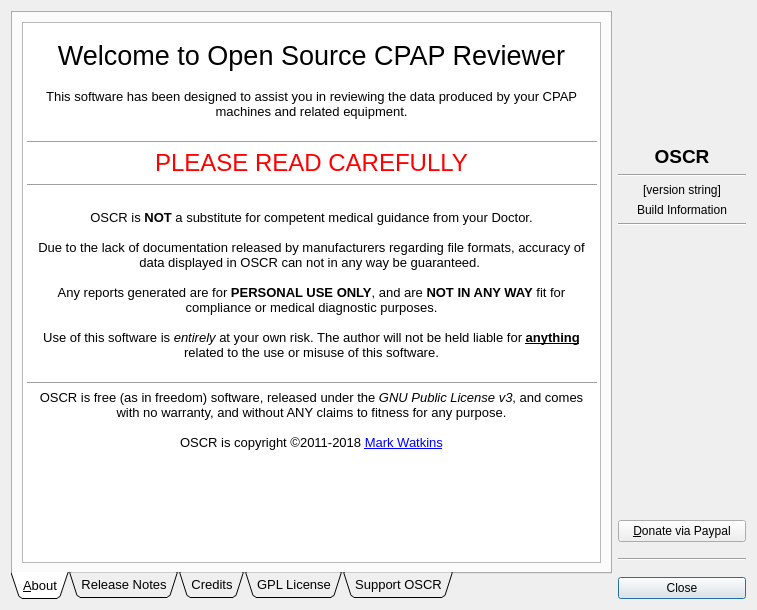
Before: the Qt Designer form oscr/aboutdialog.ui in operativeF/oscar, drawn with Qt 5.
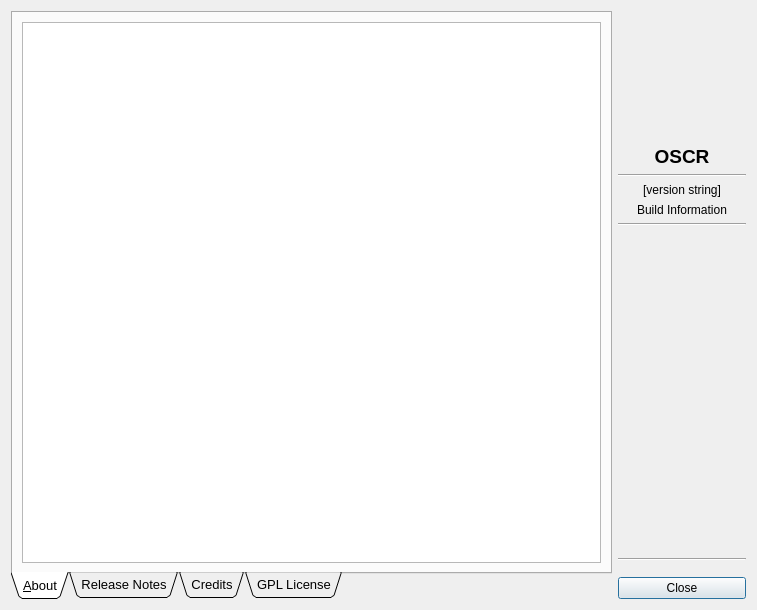
After: the same form once the commit is applied. Icons and pictures are not drawn.

Commit message: More SleepyHead->OSCR, and remove Updater and Donate features

Diff of the .ui file:
```diff
--- a/oscr/aboutdialog.ui
+++ b/oscr/aboutdialog.ui
@@ -37,34 +37,6 @@
       <layout class="QVBoxLayout" name="verticalLayout">
        <item>
         <widget class="QTextBrowser" name="aboutText">
-         <property name="html">
-          <string>&lt;!DOCTYPE HTML PUBLIC &quot;-//W3C//DTD HTML 4.0//EN&quot; &quot;http://www.w3.org/TR/REC-html40/strict.dtd&quot;&gt;
-&lt;html&gt;&lt;head&gt;&lt;meta name=&quot;qrichtext&quot; content=&quot;1&quot; /&gt;&lt;style type=&quot;text/css&quot;&gt;
-p, li { white-space: pre-wrap; }
-&lt;/style&gt;&lt;/head&gt;&lt;body style=&quot; font-family:'MS Shell Dlg 2'; font-size:10pt; font-weight:400; font-style:normal;&quot;&gt;
-&lt;p style=&quot;-qt-paragraph-type:empty; margin-top:0px; margin-bottom:0px; margin-left:0px; margin-right:0px; -qt-block-indent:0; text-indent:0px; font-size:8pt;&quot;&gt;&lt;br /&gt;&lt;/p&gt;
-&lt;p align=&quot;center&quot; style=&quot; margin-top:0px; margin-bottom:0px; margin-left:0px; margin-right:0px; -qt-block-indent:0; text-indent:0px;&quot;&gt;&lt;span style=&quot; font-size:20pt;&quot;&gt;Welcome to Open Source CPAP Reviewer&lt;/span&gt;&lt;/p&gt;
-&lt;p align=&quot;center&quot; style=&quot;-qt-paragraph-type:empty; margin-top:0px; margin-bottom:0px; margin-left:0px; margin-right:0px; -qt-block-indent:0; text-indent:0px; font-size:11pt;&quot;&gt;&lt;br /&gt;&lt;/p&gt;
-&lt;p align=&quot;center&quot; style=&quot; margin-top:0px; margin-bottom:0px; margin-left:0px; margin-right:0px; -qt-block-indent:0; text-indent:0px;&quot;&gt;This software has been designed to assist you in reviewing the data produced by your CPAP machines and related equipment.&lt;/p&gt;
-&lt;p align=&quot;center&quot; style=&quot;-qt-paragraph-type:empty; margin-top:0px; margin-bottom:0px; margin-left:0px; margin-right:0px; -qt-block-indent:0; text-indent:0px;&quot;&gt;&lt;br /&gt;&lt;/p&gt;
-&lt;hr /&gt;
-&lt;p align=&quot;center&quot; style=&quot; margin-top:0px; margin-bottom:0px; margin-left:0px; margin-right:0px; -qt-block-indent:0; text-indent:0px;&quot;&gt;&lt;span style=&quot; font-size:18pt; color:#ff0000;&quot;&gt;PLEASE READ CAREFULLY&lt;/span&gt;&lt;/p&gt;
-&lt;hr /&gt;
-&lt;p align=&quot;center&quot; style=&quot;-qt-paragraph-type:empty; margin-top:0px; margin-bottom:0px; margin-left:0px; margin-right:0px; -qt-block-indent:0; text-indent:0px; font-size:11pt;&quot;&gt;&lt;br /&gt;&lt;/p&gt;
-&lt;p align=&quot;center&quot; style=&quot; margin-top:0px; margin-bottom:0px; margin-left:0px; margin-right:0px; -qt-block-indent:0; text-indent:0px;&quot;&gt;OSCR is &lt;span style=&quot; font-weight:600;&quot;&gt;NOT &lt;/span&gt;a substitute for competent medical guidance from your Doctor.&lt;/p&gt;
-&lt;p align=&quot;center&quot; style=&quot;-qt-paragraph-type:empty; margin-top:0px; margin-bottom:0px; margin-left:0px; margin-right:0px; -qt-block-indent:0; text-indent:0px;&quot;&gt;&lt;br /&gt;&lt;/p&gt;
-&lt;p align=&quot;center&quot; style=&quot; margin-top:0px; margin-bottom:0px; margin-left:0px; margin-right:0px; -qt-block-indent:0; text-indent:0px;&quot;&gt;Due to the lack of documentation released by manufacturers regarding file formats, accuracy of data displayed in OSCR can not in any way be guaranteed. &lt;/p&gt;
-&lt;p align=&quot;center&quot; style=&quot;-qt-paragraph-type:empty; margin-top:0px; margin-bottom:0px; margin-left:0px; margin-right:0px; -qt-block-indent:0; text-indent:0px;&quot;&gt;&lt;br /&gt;&lt;/p&gt;
-&lt;p align=&quot;center&quot; style=&quot; margin-top:0px; margin-bottom:0px; margin-left:0px; margin-right:0px; -qt-block-indent:0; text-indent:0px;&quot;&gt;Any reports generated are for &lt;span style=&quot; font-weight:600;&quot;&gt;PERSONAL USE ONLY&lt;/span&gt;, and are &lt;span style=&quot; font-weight:600;&quot;&gt;NOT IN ANY WAY&lt;/span&gt; fit for compliance or medical diagnostic purposes.&lt;/p&gt;
-&lt;p align=&quot;center&quot; style=&quot;-qt-paragraph-type:empty; margin-top:0px; margin-bottom:0px; margin-left:0px; margin-right:0px; -qt-block-indent:0; text-indent:0px;&quot;&gt;&lt;br /&gt;&lt;/p&gt;
-&lt;p align=&quot;center&quot; style=&quot; margin-top:0px; margin-bottom:0px; margin-left:0px; margin-right:0px; -qt-block-indent:0; text-indent:0px;&quot;&gt;Use of this software is &lt;span style=&quot; font-style:italic;&quot;&gt;entirely &lt;/span&gt;at your own risk. The author will not be held liable for &lt;span style=&quot; font-weight:600; text-decoration: underline;&quot;&gt;anything&lt;/span&gt; related to the use or misuse of this software.&lt;/p&gt;
-&lt;p align=&quot;center&quot; style=&quot;-qt-paragraph-type:empty; margin-top:0px; margin-bottom:0px; margin-left:0px; margin-right:0px; -qt-block-indent:0; text-indent:0px;&quot;&gt;&lt;br /&gt;&lt;/p&gt;
-&lt;hr /&gt;
-&lt;p align=&quot;center&quot; style=&quot; margin-top:0px; margin-bottom:0px; margin-left:0px; margin-right:0px; -qt-block-indent:0; text-indent:0px;&quot;&gt;OSCR is free (as in freedom) software, released under the &lt;span style=&quot; font-style:italic;&quot;&gt;GNU Public License v3&lt;/span&gt;, and comes with no warranty, and without ANY claims to fitness for any purpose.&lt;/p&gt;
-&lt;p align=&quot;center&quot; style=&quot;-qt-paragraph-type:empty; margin-top:0px; margin-bottom:0px; margin-left:0px; margin-right:0px; -qt-block-indent:0; text-indent:0px;&quot;&gt;&lt;br /&gt;&lt;/p&gt;
-&lt;p align=&quot;center&quot; style=&quot; margin-top:0px; margin-bottom:0px; margin-left:0px; margin-right:0px; -qt-block-indent:0; text-indent:0px;&quot;&gt;OSCR is copyright ©2011-2018 &lt;a href=&quot;http://jedimark.net&quot;&gt;&lt;span style=&quot; text-decoration: underline; color:#0000ff;&quot;&gt;Mark Watkins&lt;/span&gt;&lt;/a&gt;&lt;/p&gt;
-&lt;p align=&quot;center&quot; style=&quot;-qt-paragraph-type:empty; margin-top:0px; margin-bottom:0px; margin-left:0px; margin-right:0px; -qt-block-indent:0; text-indent:0px; font-size:11pt;&quot;&gt;&lt;br /&gt;&lt;/p&gt;&lt;/body&gt;&lt;/html&gt;</string>
-         </property>
          <property name="openExternalLinks">
           <bool>true</bool>
          </property>
@@ -147,37 +119,6 @@
        </item>
       </layout>
      </widget>
-     <widget class="QWidget" name="supportTab">
-      <attribute name="title">
-       <string>Support OSCR</string>
-      </attribute>
-      <layout class="QVBoxLayout" name="verticalLayout_6">
-       <item>
-        <widget class="QTextBrowser" name="supportText">
-         <property name="html">
-          <string>&lt;!DOCTYPE HTML PUBLIC &quot;-//W3C//DTD HTML 4.0//EN&quot; &quot;http://www.w3.org/TR/REC-html40/strict.dtd&quot;&gt;
-&lt;html&gt;&lt;head&gt;&lt;meta name=&quot;qrichtext&quot; content=&quot;1&quot; /&gt;&lt;style type=&quot;text/css&quot;&gt;
-p, li { white-space: pre-wrap; }
-&lt;/style&gt;&lt;/head&gt;&lt;body style=&quot; font-family:'MS Shell Dlg 2'; font-size:10pt; font-weight:400; font-style:normal;&quot;&gt;
-&lt;p align=&quot;center&quot; style=&quot; margin-top:0px; margin-bottom:0px; margin-left:0px; margin-right:0px; -qt-block-indent:0; text-indent:0px;&quot;&gt;&lt;span style=&quot; font-size:20pt;&quot;&gt;Support OSCR Development&lt;/span&gt;&lt;/p&gt;
-&lt;hr /&gt;
-&lt;p align=&quot;center&quot; style=&quot; margin-top:0px; margin-bottom:0px; margin-left:0px; margin-right:0px; -qt-block-indent:0; text-indent:0px;&quot;&gt;&lt;span style=&quot; font-size:11pt;&quot;&gt; &lt;/span&gt;&lt;/p&gt;
-&lt;p align=&quot;center&quot; style=&quot; margin-top:0px; margin-bottom:0px; margin-left:0px; margin-right:0px; -qt-block-indent:0; text-indent:0px;&quot;&gt;All software, regardless of its software licensing costs time, money and resources to create and maintain, especially complex applications like OSCR.&lt;br /&gt;&lt;br /&gt;The SleepyHead project was created early in 2011 by Mark Watkins (&lt;a href=&quot;http://jedimark.net&quot;&gt;&lt;span style=&quot; text-decoration: underline; color:#0000ff;&quot;&gt;Jedimark&lt;/span&gt;&lt;/a&gt;), and has grown over the years into a seriously complex cross platform desktop application. It is the compound result of an insane amount of hard work and many, many all nighter hacking sessions, and time spent distracted from family responsibilties.&lt;/p&gt;
-&lt;p align=&quot;center&quot; style=&quot; margin-top:0px; margin-bottom:0px; margin-left:0px; margin-right:0px; -qt-block-indent:0; text-indent:0px;&quot;&gt;&lt;br /&gt;There is a lot of ongoing work trying to keep OSCR up to date with ever changing CPAP machine variants as well as the continuously improving understanding of the undocumented data formats. I know I haven't always kept up, but I really do try my best.&lt;br /&gt;&lt;br /&gt;I'd like to offer a huge thankyou for those who have given donations and support along the way... you truly helped to make OSCR what it is today.&lt;br /&gt;&lt;br /&gt;If OSCR has benefited you and have the means to do so, please consider showing your appreciation by supporting the continued development of this software project.&lt;/p&gt;
-&lt;p align=&quot;center&quot; style=&quot;-qt-paragraph-type:empty; margin-top:0px; margin-bottom:0px; margin-left:0px; margin-right:0px; -qt-block-indent:0; text-indent:0px;&quot;&gt;&lt;br /&gt;&lt;/p&gt;
-&lt;hr /&gt;
-&lt;p align=&quot;center&quot; style=&quot; margin-top:0px; margin-bottom:0px; margin-left:0px; margin-right:0px; -qt-block-indent:0; text-indent:0px;&quot;&gt;&lt;a href=&quot;http://sleepyhead.jedimark.net/donate.php&quot;&gt;&lt;span style=&quot; font-size:11pt; font-weight:600; text-decoration: underline; color:#0000ff;&quot;&gt;&lt;br /&gt;Donate via Paypal&lt;/span&gt;&lt;/a&gt;&lt;span style=&quot; font-size:11pt;&quot;&gt;&lt;br /&gt;&lt;/span&gt;&lt;/p&gt;
-&lt;hr /&gt;
-&lt;p align=&quot;center&quot; style=&quot;-qt-paragraph-type:empty; margin-top:0px; margin-bottom:0px; margin-left:0px; margin-right:0px; -qt-block-indent:0; text-indent:0px; font-size:11pt;&quot;&gt;&lt;br /&gt;&lt;/p&gt;
-&lt;p align=&quot;center&quot; style=&quot;-qt-paragraph-type:empty; margin-top:0px; margin-bottom:0px; margin-left:0px; margin-right:0px; -qt-block-indent:0; text-indent:0px; font-size:11pt;&quot;&gt;&lt;br /&gt;&lt;/p&gt;&lt;/body&gt;&lt;/html&gt;</string>
-         </property>
-         <property name="openExternalLinks">
-          <bool>true</bool>
-         </property>
-        </widget>
-       </item>
-      </layout>
-     </widget>
     </widget>
    </item>
    <item>
@@ -277,13 +218,6 @@
        </property>
       </spacer>
      </item>
-     <item>
-      <widget class="QPushButton" name="donateButton">
-       <property name="text">
-        <string>&amp;Donate via Paypal</string>
-       </property>
-      </widget>
-     </item>
      <item>
       <spacer name="verticalSpacer_3">
        <property name="orientation">
```
Left out of the diff: 24 changed lines with no effect on the pictures. The commit also changes 15 other files.
